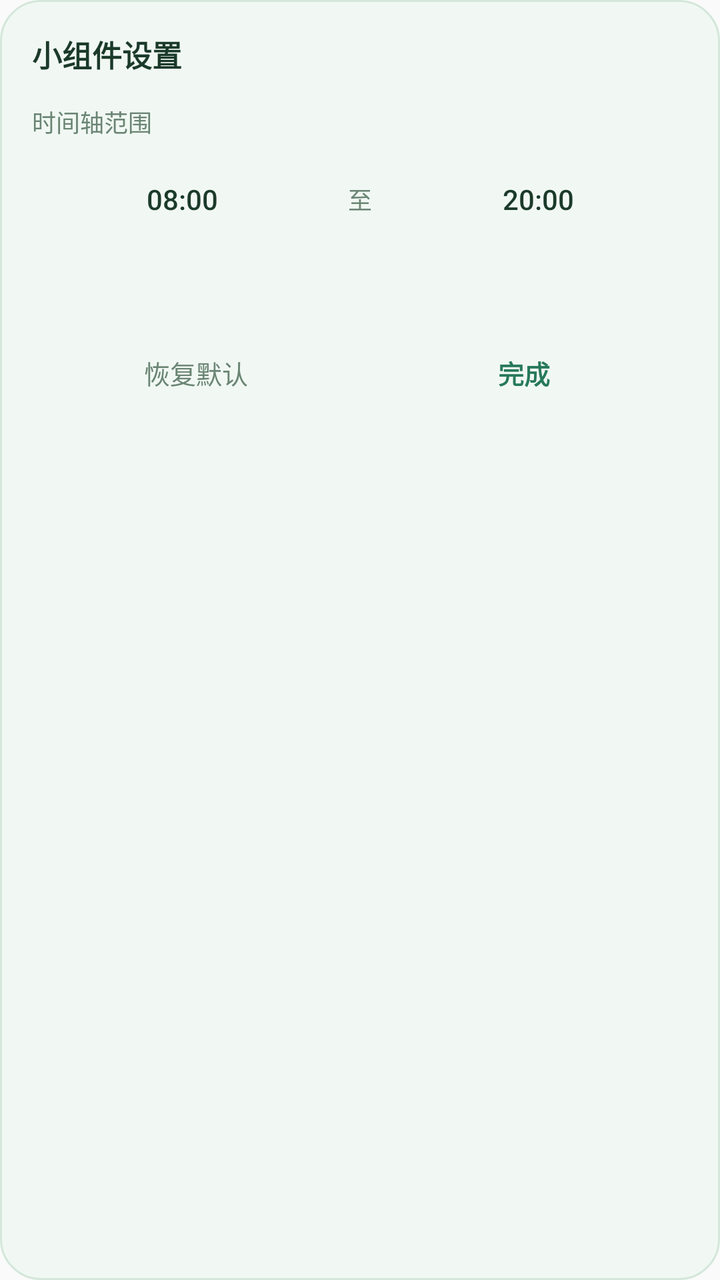
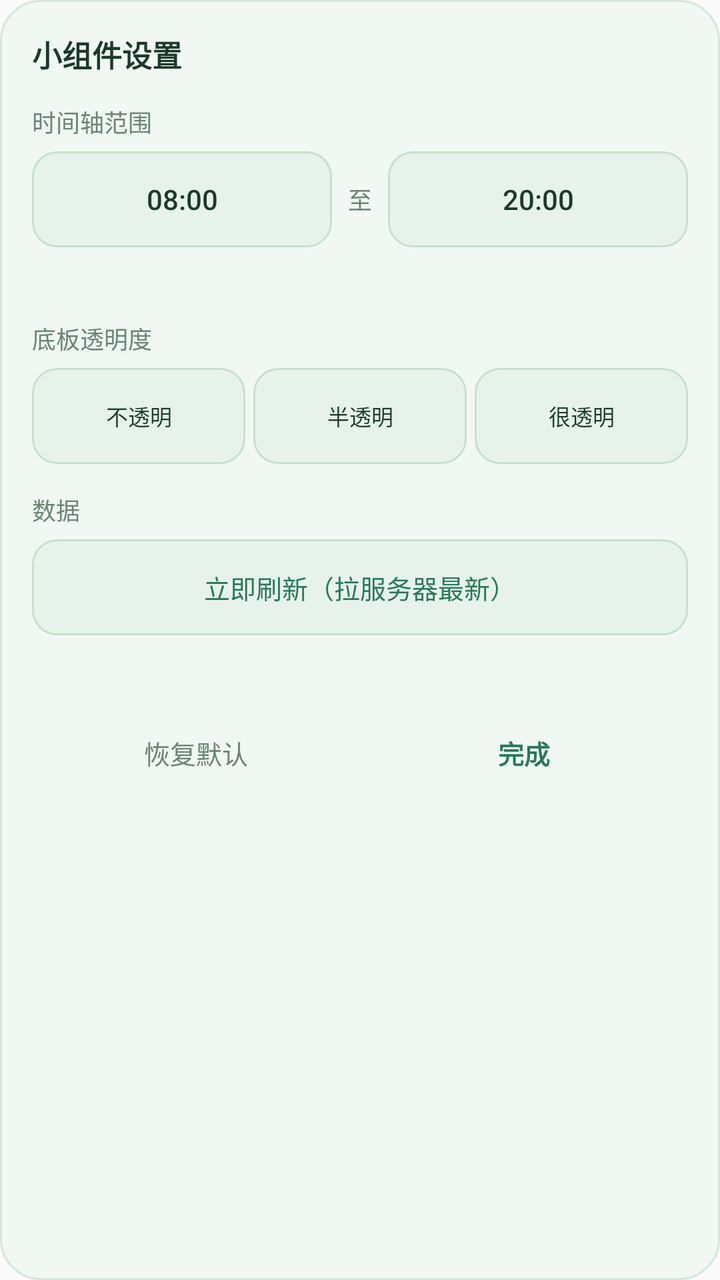

An Android layout rendered at two revisions. The XML below is the earlier revision; the diff shows what the commit changed to produce the second picture.
<!-- AndroidManifest.xml: application theme AppTheme -->
<!-- res/layout/dialog_settings.xml -->
<?xml version="1.0" encoding="utf-8"?>
<LinearLayout xmlns:android="http://schemas.android.com/apk/res/android"
    android:layout_width="280dp"
    android:layout_height="wrap_content"
    android:background="@drawable/widget_bg"
    android:orientation="vertical"
    android:padding="16dp">

    <TextView
        android:layout_width="match_parent"
        android:layout_height="wrap_content"
        android:text="小组件设置"
        android:textColor="#1B3A2A"
        android:textSize="15sp"
        android:textStyle="bold" />

    <TextView
        android:layout_width="match_parent"
        android:layout_height="wrap_content"
        android:layout_marginTop="14dp"
        android:text="时间轴范围"
        android:textColor="#6B8574"
        android:textSize="12sp" />

    <LinearLayout
        android:layout_width="match_parent"
        android:layout_height="wrap_content"
        android:layout_marginTop="6dp"
        android:gravity="center_vertical"
        android:orientation="horizontal">

        <Button
            android:id="@+id/s_start"
            style="?android:attr/borderlessButtonStyle"
            android:layout_width="0dp"
            android:layout_height="wrap_content"
            android:layout_weight="1"
            android:background="@drawable/widget_chip_bg"
            android:text="08:00"
            android:textColor="#1B3A2A"
            android:textSize="14sp" />

        <TextView
            android:layout_width="wrap_content"
            android:layout_height="wrap_content"
            android:layout_marginLeft="8dp"
            android:layout_marginRight="8dp"
            android:text="至"
            android:textColor="#6B8574"
            android:textSize="12sp" />

        <Button
            android:id="@+id/s_end"
            style="?android:attr/borderlessButtonStyle"
            android:layout_width="0dp"
            android:layout_height="wrap_content"
            android:layout_weight="1"
            android:background="@drawable/widget_chip_bg"
            android:text="20:00"
            android:textColor="#1B3A2A"
            android:textSize="14sp" />
    </LinearLayout>

    <TextView
        android:id="@+id/s_hint"
        android:layout_width="match_parent"
        android:layout_height="wrap_content"
        android:layout_marginTop="10dp"
        android:textColor="#8AA294"
        android:textSize="11sp" />

    <LinearLayout
        android:layout_width="match_parent"
        android:layout_height="wrap_content"
        android:layout_marginTop="14dp"
        android:orientation="horizontal">

        <Button
            android:id="@+id/s_reset"
            style="?android:attr/borderlessButtonStyle"
            android:layout_width="0dp"
            android:layout_height="wrap_content"
            android:layout_weight="1"
            android:text="恢复默认"
            android:textColor="#6B8574"
            android:textSize="13sp" />

        <Button
            android:id="@+id/s_done"
            style="?android:attr/borderlessButtonStyle"
            android:layout_width="0dp"
            android:layout_height="wrap_content"
            android:layout_weight="1"
            android:text="完成"
            android:textColor="#27795A"
            android:textSize="13sp"
            android:textStyle="bold" />
    </LinearLayout>
</LinearLayout>
<!-- resources referenced by this layout -->
<resources>
  <!-- drawable widget_bg (drawable) -->
  <?xml version="1.0" encoding="utf-8"?>
  <shape xmlns:android="http://schemas.android.com/apk/res/android"
      android:shape="rectangle">
      <solid android:color="#F1F8F3" />
      <corners android:radius="20dp" />
      <stroke android:width="1dp" android:color="#D5E7DA" />
  </shape>
  <!-- drawable widget_chip_bg (drawable) -->
  <?xml version="1.0" encoding="utf-8"?>
  <shape xmlns:android="http://schemas.android.com/apk/res/android"
      android:shape="rectangle">
      <solid android:color="#00000000" />
      <corners android:radius="14dp" />
  </shape>
  <style name="AppTheme" parent="Theme.AppCompat.Light.DarkActionBar">
          
          <item name="colorPrimary">@color/colorPrimary</item>
          <item name="colorPrimaryDark">@color/colorPrimaryDark</item>
          <item name="colorAccent">@color/colorAccent</item>
      </style>
</resources>

<!-- the commit's change to res/layout/dialog_settings.xml (unified diff, before → after) -->
@@ -1,6 +1,6 @@
 <?xml version="1.0" encoding="utf-8"?>
 <LinearLayout xmlns:android="http://schemas.android.com/apk/res/android"
-    android:layout_width="280dp"
+    android:layout_width="292dp"
     android:layout_height="wrap_content"
     android:background="@drawable/widget_bg"
     android:orientation="vertical"
@@ -14,6 +14,7 @@
         android:textSize="15sp"
         android:textStyle="bold" />
 
+    
     <TextView
         android:layout_width="match_parent"
         android:layout_height="wrap_content"
@@ -35,7 +36,7 @@
             android:layout_width="0dp"
             android:layout_height="wrap_content"
             android:layout_weight="1"
-            android:background="@drawable/widget_chip_bg"
+            android:background="@drawable/widget_habit_bg"
             android:text="08:00"
             android:textColor="#1B3A2A"
             android:textSize="14sp" />
@@ -55,7 +56,7 @@
             android:layout_width="0dp"
             android:layout_height="wrap_content"
             android:layout_weight="1"
-            android:background="@drawable/widget_chip_bg"
+            android:background="@drawable/widget_habit_bg"
             android:text="20:00"
             android:textColor="#1B3A2A"
             android:textSize="14sp" />
@@ -65,10 +66,99 @@
         android:id="@+id/s_hint"
         android:layout_width="match_parent"
         android:layout_height="wrap_content"
-        android:layout_marginTop="10dp"
+        android:layout_marginTop="8dp"
         android:textColor="#8AA294"
         android:textSize="11sp" />
 
+    
+    <TextView
+        android:layout_width="match_parent"
+        android:layout_height="wrap_content"
+        android:layout_marginTop="14dp"
+        android:text="底板透明度"
+        android:textColor="#6B8574"
+        android:textSize="12sp" />
+
+    <LinearLayout
+        android:layout_width="match_parent"
+        android:layout_height="wrap_content"
+        android:layout_marginTop="6dp"
+        android:orientation="horizontal">
+
+        <Button
+            android:id="@+id/s_a100"
+            style="?android:attr/borderlessButtonStyle"
+            android:layout_width="0dp"
+            android:layout_height="wrap_content"
+            android:layout_weight="1"
+            android:background="@drawable/widget_habit_bg"
+            android:minWidth="0dp"
+            android:paddingLeft="0dp"
+            android:paddingRight="0dp"
+            android:text="不透明"
+            android:textColor="#1B3A2A"
+            android:textSize="11sp" />
+
+        <Button
+            android:id="@+id/s_a70"
+            style="?android:attr/borderlessButtonStyle"
+            android:layout_width="0dp"
+            android:layout_height="wrap_content"
+            android:layout_marginLeft="4dp"
+            android:layout_weight="1"
+            android:background="@drawable/widget_habit_bg"
+            android:minWidth="0dp"
+            android:paddingLeft="0dp"
+            android:paddingRight="0dp"
+            android:text="半透明"
+            android:textColor="#1B3A2A"
+            android:textSize="11sp" />
+
+        <Button
+            android:id="@+id/s_a45"
+            style="?android:attr/borderlessButtonStyle"
+            android:layout_width="0dp"
+            android:layout_height="wrap_content"
+            android:layout_marginLeft="4dp"
+            android:layout_weight="1"
+            android:background="@drawable/widget_habit_bg"
+            android:minWidth="0dp"
+            android:paddingLeft="0dp"
+            android:paddingRight="0dp"
+            android:text="很透明"
+            android:textColor="#1B3A2A"
+            android:textSize="11sp" />
+    </LinearLayout>
+
+    
+    <TextView
+        android:layout_width="match_parent"
+        android:layout_height="wrap_content"
+        android:layout_marginTop="14dp"
+        android:text="数据"
+        android:textColor="#6B8574"
+        android:textSize="12sp" />
+
+    <Button
+        android:id="@+id/s_refresh"
+        style="?android:attr/borderlessButtonStyle"
+        android:layout_width="match_parent"
+        android:layout_height="wrap_content"
+        android:layout_marginTop="6dp"
+        android:background="@drawable/widget_habit_bg"
+        android:text="立即刷新（拉服务器最新）"
+        android:textColor="#27795A"
+        android:textSize="13sp" />
+
+    <TextView
+        android:id="@+id/s_status"
+        android:layout_width="match_parent"
+        android:layout_height="wrap_content"
+        android:layout_marginTop="6dp"
+        android:textColor="#8AA294"
+        android:textSize="11sp" />
+
+    
     <LinearLayout
         android:layout_width="match_parent"
         android:layout_height="wrap_content"
<!-- resource entries referenced after the edit -->
@@ -8,12 +8,13 @@
       <corners android:radius="20dp" />
       <stroke android:width="1dp" android:color="#D5E7DA" />
   </shape>
-  <!-- drawable widget_chip_bg (drawable) -->
+  <!-- drawable widget_habit_bg (drawable) -->
   <?xml version="1.0" encoding="utf-8"?>
   <shape xmlns:android="http://schemas.android.com/apk/res/android"
       android:shape="rectangle">
-      <solid android:color="#00000000" />
-      <corners android:radius="14dp" />
+      <solid android:color="#E7F3EA" />
+      <corners android:radius="12dp" />
+      <stroke android:width="1dp" android:color="#C7E0CE" />
   </shape>
   <style name="AppTheme" parent="Theme.AppCompat.Light.DarkActionBar">
           
